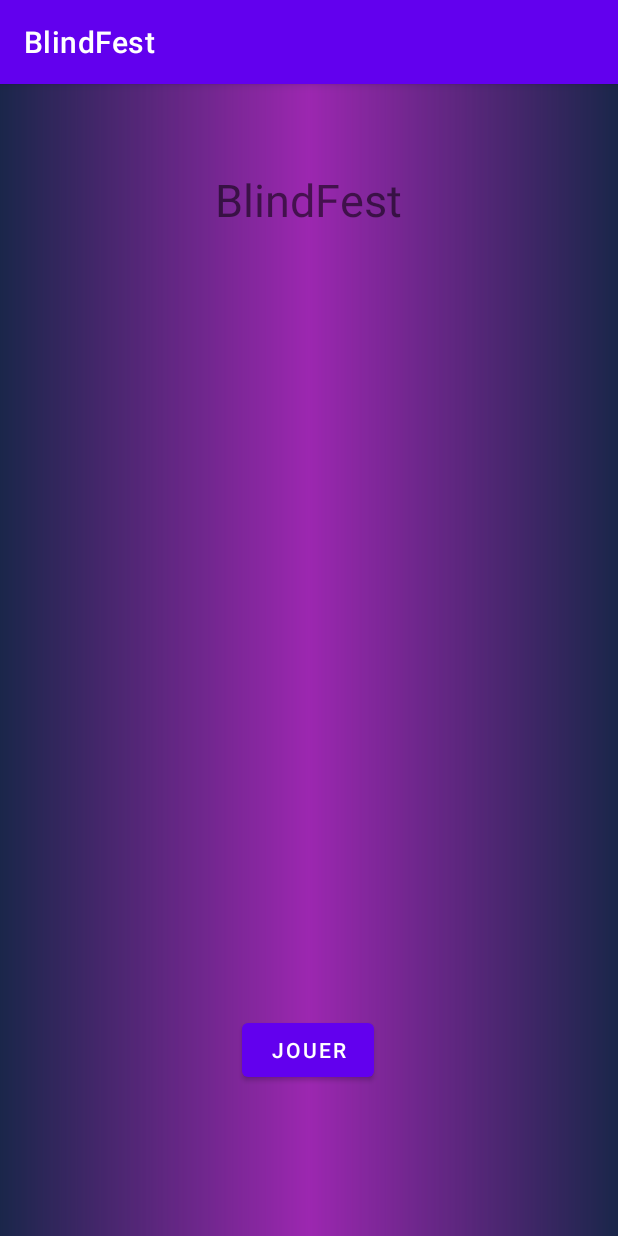
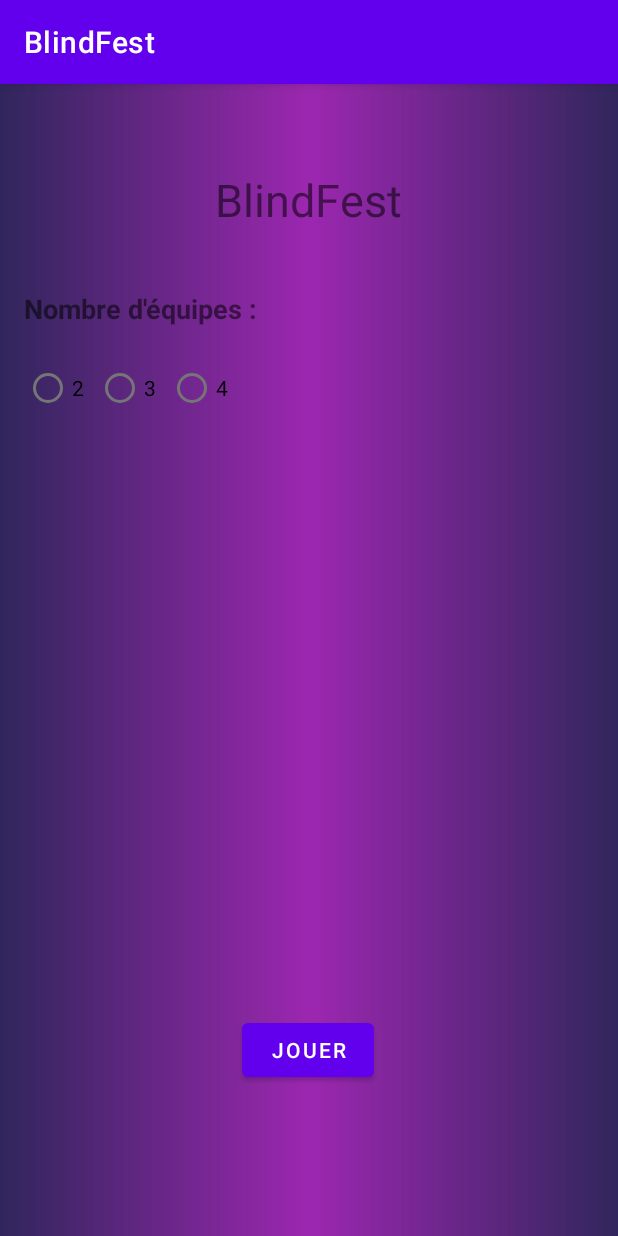
Before and after one commit to FlorianGril/BlindFestApp, an Android app: the screen it shows after launch (MainActivity), on a phone screen of 412 x 824 dp. Run offline under Robolectric (Android 15) with nearby library versions, the light colour scheme and no system bars.

Commit message:
Radio bouton et toast
Rien ne marche, gl à nous

```diff
--- a/app/src/main/java/com/example/blindfest/MainActivity.kt
+++ b/app/src/main/java/com/example/blindfest/MainActivity.kt
@@ -3,14 +3,47 @@ package com.example.blindfest
 import androidx.appcompat.app.AppCompatActivity
 import android.os.Bundle
 import android.view.View
+import android.widget.RadioButton
+import android.widget.Toast
 
 class MainActivity : AppCompatActivity() {
     override fun onCreate(savedInstanceState: Bundle?) {
         super.onCreate(savedInstanceState)
         setContentView(R.layout.activity_main)
+
+
     }
 
     fun jouer(view: View){
-        setContentView(R.layout.activity_regle);
+        val radio: RadioButton = findViewById(R.id.radioButton2)
+
+        Toast.makeText(applicationContext,"On click : ${radio.text}", Toast.LENGTH_LONG).show()
+
+        Toast.makeText(this@MainActivity,"MARC", Toast.LENGTH_LONG).show()
+
+        //setContentView(R.layout.activity_regle);
+    }
+
+    fun onRadioButtonClicked(view: View) {
+        if (view is RadioButton) {
+            // Is the button now checked?
+            val checked = view.isChecked
+
+            // Check which radio button was clicked
+            when (view.getId()) {
+                R.id.radioButton2 ->
+                    if (checked) {
+                        Toast.makeText(this,"MARC", Toast.LENGTH_LONG).show()
+                    }
+                R.id.radioButton3 ->
+                    if (checked) {
+                        // Ninjas rule
+                    }
+                R.id.radioButton4 ->
+                    if (checked) {
+                        // Ninjas rule
+                    }
+            }
+        }
     }
 }
--- a/app/src/main/res/layout/activity_main.xml
+++ b/app/src/main/res/layout/activity_main.xml
@@ -10,8 +10,8 @@
 
     <View
         android:id="@+id/view"
-        android:layout_width="wrap_content"
-        android:layout_height="wrap_content"
+        android:layout_width="499dp"
+        android:layout_height="807dp"
         android:background="@drawable/background_color"
         android:backgroundTint="#9C27B0"
         app:layout_constraintBottom_toBottomOf="parent"
@@ -31,9 +31,57 @@
         app:layout_constraintRight_toRightOf="parent"
         app:layout_constraintTop_toTopOf="parent"
         app:layout_constraintVertical_bias="0.078" />
-=======
-    android:background="#BF2929"
-    tools:context=".MainActivity">
+
+    <TextView
+        android:id="@+id/textView"
+        android:layout_width="0dp"
+        android:layout_height="29dp"
+        android:layout_marginStart="16dp"
+        android:layout_marginTop="40dp"
+        android:layout_marginEnd="16dp"
+        android:text="Nombre d'équipes :"
+        android:textSize="18sp"
+        android:textStyle="bold"
+        app:layout_constraintEnd_toEndOf="parent"
+        app:layout_constraintStart_toStartOf="parent"
+        app:layout_constraintTop_toBottomOf="@+id/blindfest" />
+
+    <RadioGroup
+        android:id="@+id/radioGroup"
+        android:layout_width="0dp"
+        android:layout_height="wrap_content"
+        android:layout_marginStart="16dp"
+        android:layout_marginLeft="16dp"
+        android:layout_marginTop="12dp"
+        android:layout_marginEnd="16dp"
+        android:layout_marginRight="16dp"
+        android:orientation="horizontal"
+        app:layout_constraintEnd_toEndOf="parent"
+        app:layout_constraintStart_toStartOf="parent"
+        app:layout_constraintTop_toBottomOf="@+id/textView">
+
+        <RadioButton
+            android:id="@+id/radioButton2"
+            android:layout_width="wrap_content"
+            android:layout_height="wrap_content"
+            android:layout_weight="0"
+            android:text="2"
+            android:onClick="onRadioButtonClicked"/>
+
+        <RadioButton
+            android:id="@+id/radioButton3"
+            android:layout_width="wrap_content"
+            android:layout_height="wrap_content"
+            android:layout_weight="0"
+            android:text="3" />
+
+        <RadioButton
+            android:id="@+id/radioButton4"
+            android:layout_width="wrap_content"
+            android:layout_height="wrap_content"
+            android:layout_weight="0"
+            android:text="4" />
+    </RadioGroup>
 
     <Button
         android:id="@+id/button"
@@ -46,6 +94,6 @@
         app:layout_constraintHorizontal_bias="0.498"
         app:layout_constraintStart_toStartOf="parent"
         android:onClick="jouer" />
->>>>>>> Stashed changes
+
 
 </androidx.constraintlayout.widget.ConstraintLayout>
```
